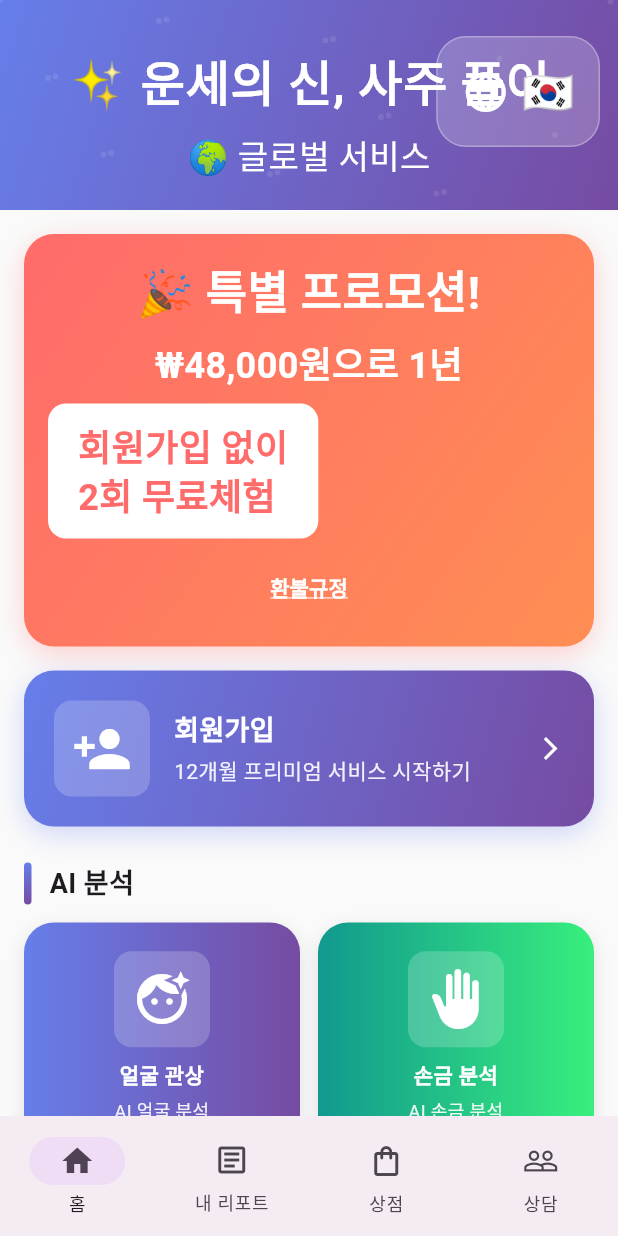
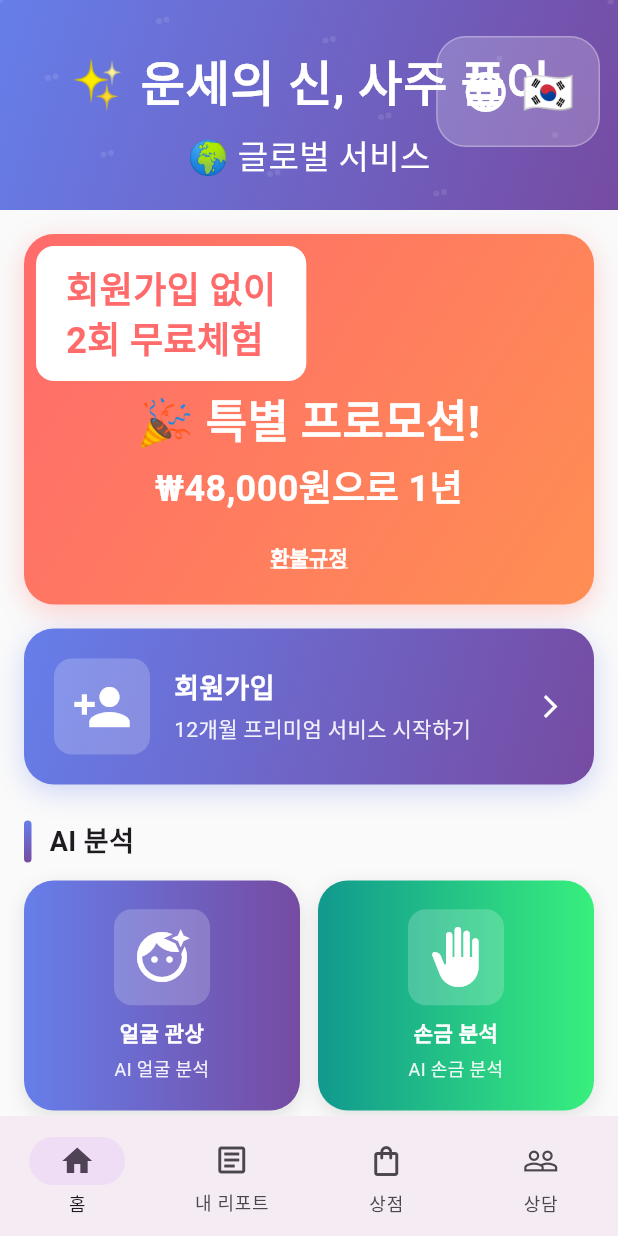
Before and after one commit to langsb16-collab/life82, a Flutter app: the screen it shows after launch, on a phone screen of 412 x 824 dp. Run offline on Flutter 3.47's test engine with Material 3 defaults, Android fonts, the light colour scheme and no system bars; our stand-ins replace hive_flutter, image_picker, shared_preferences; accounts and stored records are empty.

Commit message:
프로모션 배너 레이아웃 최적화
✅ 완료된 변경사항:

1. 흰색 사각형 위치 변경
   - 기존: 중간 위치
   - 변경: 맨 위로 상승 (첫 번째 요소)
   - 왼쪽 정렬 유지
   - 2줄 텍스트: 회원가입 없이 / 2회 무료체험

2. 주황색 배너 크기 50% 축소
   - 패딩: 16px → 8px (50% 축소)
   - 요소 간격: 8px → 4px (50% 축소)
   - 전체 높이 감소로 더 컴팩트한 디자인

📐 새로운 레이아웃 순서:
1순위: 흰색 사각형 (회원가입 없이 / 2회 무료체험)
2순위: 특별 프로모션 텍스트
3순위: ₩48,000원으로 1년 텍스트
4순위: 환불규정 버튼

🎨 디자인 개선:
- 더 컴팩트한 배너 크기
- 무료체험 안내가 가장 먼저 보임
- 공간 효율성 향상

```diff
--- a/lib/screens/home_screen.dart
+++ b/lib/screens/home_screen.dart
@@ -715,13 +715,11 @@ class _PromotionBanner extends StatelessWidget {
     final localization = context.watch<LocalizationService>();
     final isPCScreen = MediaQuery.of(context).size.width > 1200;
 
-    // 요청사항: 1) 특별 프로모션 - 200% 확대, 2) 48,000원으로 1년 - 200% 확대
-    // 3) 흰색 사각형 크기 200% 확대, 4) 2줄로 변경 (회원가입 없이 / 2회 무료체험)
-    // 기본 크기 (15px)에서 200% 확대 = 30px
+    // 요청사항: 1) 흰색 사각형 위로 상승, 2) 주황색 배너 크기 50% 축소
     final double titleFontSize = 30;  // 특별 프로모션 - 200% 확대
     final double subtitleFontSize = 24;  // 48,000원으로 1년 - 200% 확대
     final double promoTextFontSize = 24;  // 흰색 사각형 텍스트 - 200% 확대
-    final double padding = 16.0;
+    final double padding = 8.0;  // 배너 패딩 50% 축소 (16 → 8)
 
     return Container(
       decoration: BoxDecoration(
@@ -749,35 +747,7 @@ class _PromotionBanner extends StatelessWidget {
             child: Column(
               crossAxisAlignment: CrossAxisAlignment.center,
               children: [
-                // 1) 특별 프로모션 - 정중앙 위치, 200% 확대
-                Text(
-                  localization.translate('promo_title'),
-                  maxLines: 1,
-                  overflow: TextOverflow.ellipsis,
-                  textAlign: TextAlign.center,
-                  style: TextStyle(
-                    color: Colors.white,
-                    fontSize: titleFontSize,
-                    fontWeight: FontWeight.bold,
-                  ),
-                ),
-                SizedBox(height: 8),
-
-                // 2) 48,000원으로 1년 - 정중앙 위치, 200% 확대
-                Text(
-                  localization.translate('promo_subtitle'),
-                  maxLines: 1,
-                  overflow: TextOverflow.ellipsis,
-                  textAlign: TextAlign.center,
-                  style: TextStyle(
-                    color: Colors.white,
-                    fontSize: subtitleFontSize,
-                    fontWeight: FontWeight.bold,
-                  ),
-                ),
-                SizedBox(height: 8),
-
-                // 3) 흰색 사각형 - 크기 200% 확대, 왼쪽 정렬, 4) 2줄로 표시
+                // 1) 흰색 사각형을 맨 위로 이동 (왼쪽 정렬, 2줄 표시)
                 Align(
                   alignment: Alignment.centerLeft,
                   child: Container(
@@ -819,7 +789,36 @@ class _PromotionBanner extends StatelessWidget {
                   ),
                 ),
 
-                SizedBox(height: 8),
+                SizedBox(height: 4),
+
+                // 2) 특별 프로모션 - 정중앙 위치, 200% 확대
+                Text(
+                  localization.translate('promo_title'),
+                  maxLines: 1,
+                  overflow: TextOverflow.ellipsis,
+                  textAlign: TextAlign.center,
+                  style: TextStyle(
+                    color: Colors.white,
+                    fontSize: titleFontSize,
+                    fontWeight: FontWeight.bold,
+                  ),
+                ),
+                SizedBox(height: 4),
+
+                // 3) 48,000원으로 1년 - 정중앙 위치, 200% 확대
+                Text(
+                  localization.translate('promo_subtitle'),
+                  maxLines: 1,
+                  overflow: TextOverflow.ellipsis,
+                  textAlign: TextAlign.center,
+                  style: TextStyle(
+                    color: Colors.white,
+                    fontSize: subtitleFontSize,
+                    fontWeight: FontWeight.bold,
+                  ),
+                ),
+
+                SizedBox(height: 4),
 
                 // 환불규정 버튼
                 TextButton(
```
